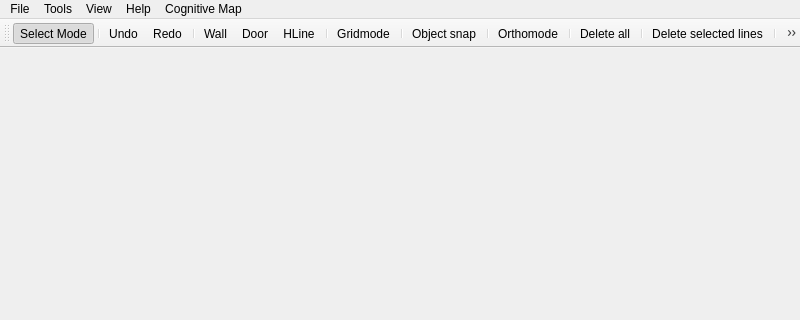
JuPedSim/jpseditor, file forms/mainwindow.ui: the form before one commit; both pictures show x 0 to 800 and y 0 to 320 of the 800 by 600 pixel window.
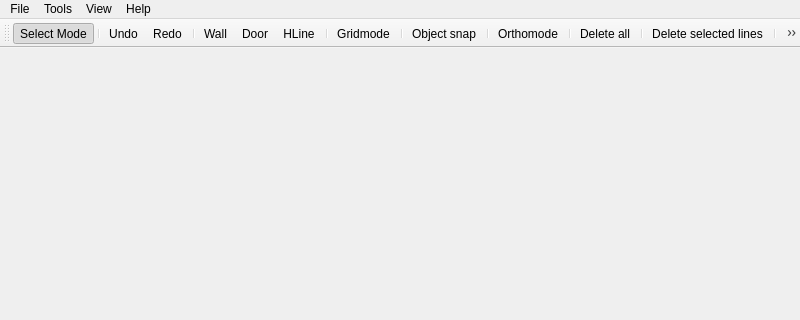
The form after the commit. Icons and pictures are not drawn.

Commit message: hide cognitive map buttons

Patch:
```diff
--- a/forms/mainwindow.ui
+++ b/forms/mainwindow.ui
@@ -75,21 +75,10 @@
     <addaction name="actionRotate_90_deg_clockwise"/>
     <addaction name="actionShow_Point_of_Origin"/>
    </widget>
-   <widget class="QMenu" name="menuCognitive_Map">
-    <property name="enabled">
-     <bool>true</bool>
-    </property>
-    <property name="title">
-     <string>Cognitive Map</string>
-    </property>
-    <addaction name="action_ffnen_CogMap"/>
-    <addaction name="actionRun_visualisation"/>
-   </widget>
    <addaction name="menuDatei"/>
    <addaction name="menuTools"/>
    <addaction name="menuView"/>
    <addaction name="menuHilfe"/>
-   <addaction name="menuCognitive_Map"/>
   </widget>
   <widget class="QStatusBar" name="statusbar"/>
   <widget class="QToolBar" name="toolBar">
```
Left out of the diff: 8 changed lines with no effect on the pictures.
